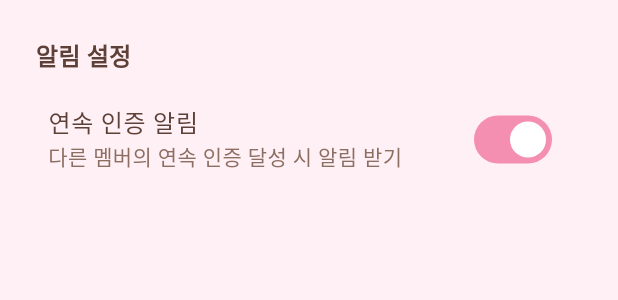
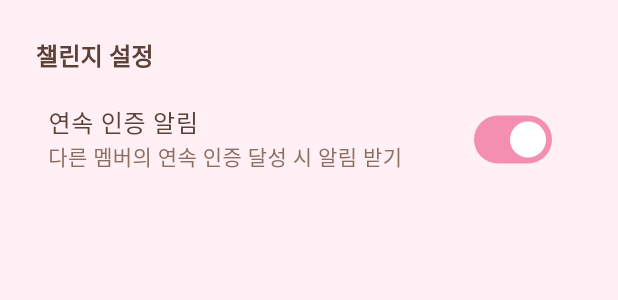
Before and after one commit to moonsangyhu/haeda, a Flutter app: the _ChallengeSettingsSheet widget shown alone on an empty page, opened directly with empty values, on a phone screen of 412 x 824 dp. Shown: the top 300 px of the screen. Run offline on Flutter 3.47's test engine with Material 3 defaults, Android fonts, the phone set to English and light mode, and no system bars; our stand-ins replace dio, flutter_contacts, flutter_riverpod, flutter_secure_storage, flutter_svg, freezed_annotation and 5 more; missing offline and left inert: kakao_flutter_sdk_share; accounts and stored records are empty; generated files the repository leaves out were written again; network calls fail; Roboto replaces fonts that are missing (Pretendard).

Commit message:
feat(app): add day cutoff hour editor in challenge settings for creator
챌린지 설정 시트에 방장 전용 "봐주는 시간" SegmentedButton 추가.
방장이 아닌 멤버에게는 표시되지 않음.
변경 시 PATCH /challenges/{id}/settings 호출 후 detail 새로고침.

```diff
--- a/app/lib/features/challenge_space/screens/challenge_space_screen.dart
+++ b/app/lib/features/challenge_space/screens/challenge_space_screen.dart
@@ -1,6 +1,8 @@
+import 'package:dio/dio.dart';
 import 'package:flutter/material.dart';
 import 'package:flutter_riverpod/flutter_riverpod.dart';
 import 'package:go_router/go_router.dart';
+import '../../../core/api/api_client.dart';
 import '../../../core/widgets/emoji_icon.dart';
 import '../../../core/widgets/invite_share_buttons.dart';
 import '../../../core/widgets/loading_widget.dart';
@@ -481,14 +483,56 @@ class _MemberSection extends ConsumerWidget {
   }
 }
 
-class _ChallengeSettingsSheet extends ConsumerWidget {
+class _ChallengeSettingsSheet extends ConsumerStatefulWidget {
   final String challengeId;
 
   const _ChallengeSettingsSheet({required this.challengeId});
 
   @override
-  Widget build(BuildContext context, WidgetRef ref) {
-    final settings = ref.watch(memberSettingsProvider(challengeId));
+  ConsumerState<_ChallengeSettingsSheet> createState() =>
+      _ChallengeSettingsSheetState();
+}
+
+class _ChallengeSettingsSheetState
+    extends ConsumerState<_ChallengeSettingsSheet> {
+  static const _cutoffLabels = ['자정 (기본)', '새벽 1시까지', '새벽 2시까지'];
+
+  Future<void> _updateCutoff(int newValue) async {
+    try {
+      final dio = ref.read(dioProvider);
+      await dio.patch(
+        '/challenges/${widget.challengeId}/settings',
+        data: {'day_cutoff_hour': newValue},
+      );
+      ref.invalidate(challengeDetailProvider(widget.challengeId));
+      if (mounted) {
+        ScaffoldMessenger.of(context).showSnackBar(
+          SnackBar(
+            content: Text('봐주는 시간이 "${_cutoffLabels[newValue]}"로 변경됐어요.'),
+            behavior: SnackBarBehavior.floating,
+          ),
+        );
+      }
+    } catch (_) {
+      if (mounted) {
+        ScaffoldMessenger.of(context).showSnackBar(
+          const SnackBar(
+            content: Text('설정 변경에 실패했습니다.'),
+            behavior: SnackBarBehavior.floating,
+          ),
+        );
+      }
+    }
+  }
+
+  @override
+  Widget build(BuildContext context) {
+    final settings = ref.watch(memberSettingsProvider(widget.challengeId));
+    final detail =
+        ref.watch(challengeDetailProvider(widget.challengeId)).valueOrNull;
+    final currentUserId = ref.watch(authStateProvider).valueOrNull?.id;
+    final isCreator = detail != null && currentUserId == detail.creator.id;
+    final currentCutoff = detail?.dayCutoffHour ?? 0;
 
     return SafeArea(
       child: Padding(
@@ -500,7 +544,7 @@ class _ChallengeSettingsSheet extends ConsumerWidget {
             Padding(
               padding: const EdgeInsets.symmetric(horizontal: 8, vertical: 8),
               child: Text(
-                '알림 설정',
+                '챌린지 설정',
                 style: Theme.of(context).textTheme.titleMedium?.copyWith(
                       fontWeight: FontWeight.bold,
                     ),
@@ -512,10 +556,44 @@ class _ChallengeSettingsSheet extends ConsumerWidget {
               value: settings.notifyStreak,
               onChanged: (value) {
                 ref
-                    .read(memberSettingsProvider(challengeId).notifier)
+                    .read(memberSettingsProvider(widget.challengeId).notifier)
                     .toggleStreakNotification(value);
               },
             ),
+            if (isCreator) ...[
+              const Divider(height: 24),
+              Padding(
+                padding: const EdgeInsets.symmetric(horizontal: 8, vertical: 4),
+                child: Text(
+                  '봐주는 시간 (방장만 변경 가능)',
+                  style: Theme.of(context).textTheme.titleSmall?.copyWith(
+                        fontWeight: FontWeight.w600,
+                      ),
+                ),
+              ),
+              Padding(
+                padding: const EdgeInsets.symmetric(horizontal: 8, vertical: 4),
+                child: Text(
+                  '새벽에 인증하면 전날 미션으로 인정해요',
+                  style: Theme.of(context).textTheme.bodySmall?.copyWith(
+                        color: Theme.of(context).colorScheme.onSurfaceVariant,
+                      ),
+                ),
+              ),
+              const SizedBox(height: 8),
+              Padding(
+                padding: const EdgeInsets.symmetric(horizontal: 8),
+                child: SegmentedButton<int>(
+                  segments: const [
+                    ButtonSegment(value: 0, label: Text('자정')),
+                    ButtonSegment(value: 1, label: Text('1시')),
+                    ButtonSegment(value: 2, label: Text('2시')),
+                  ],
+                  selected: {currentCutoff},
+                  onSelectionChanged: (v) => _updateCutoff(v.first),
+                ),
+              ),
+            ],
           ],
         ),
       ),
```
